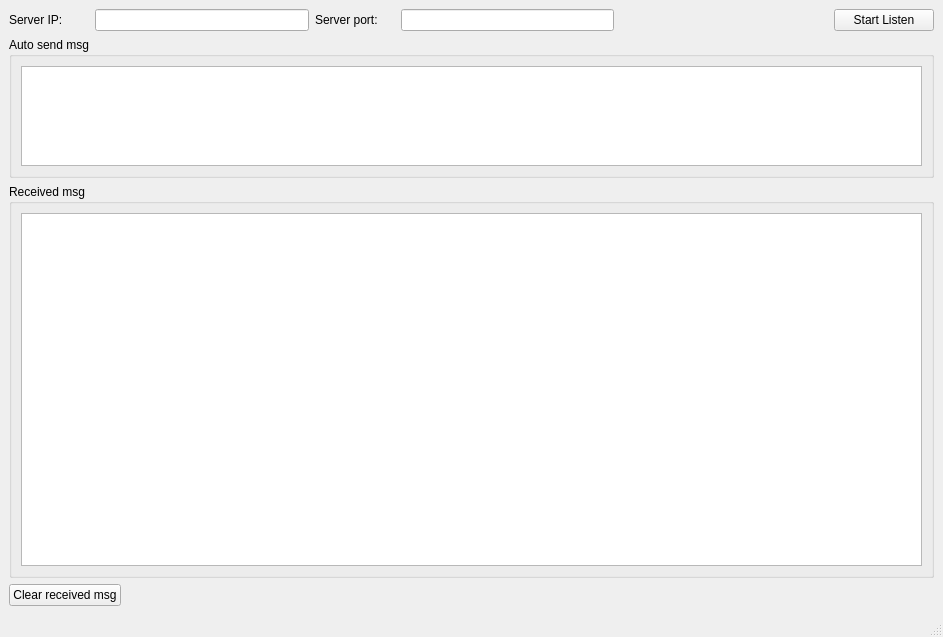
Old version of the form src/libs/tcp/examples/simpleServer/smainwindow.ui in the repository chengxuewen/QExt.
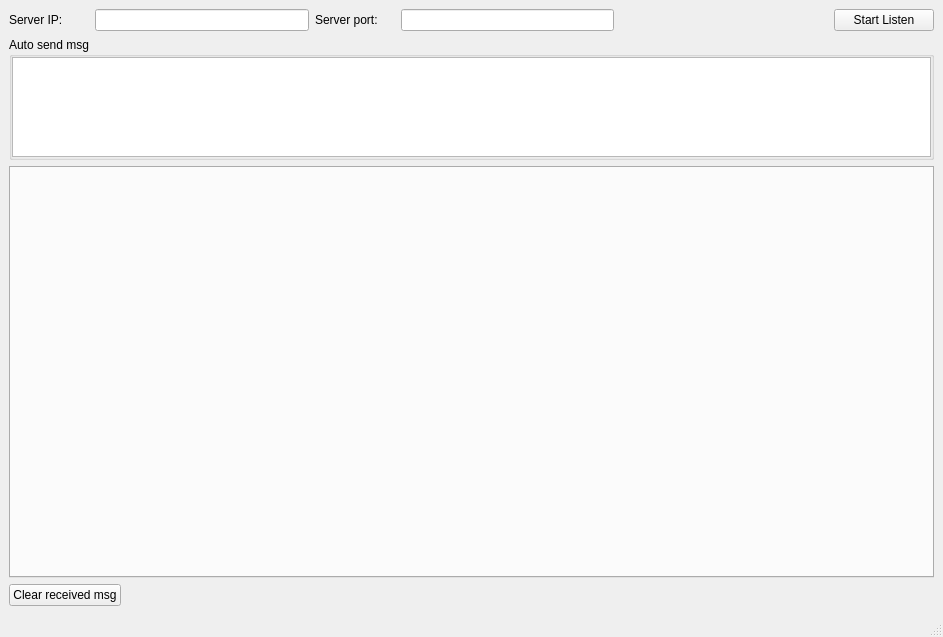
New version of the form.

```diff
--- a/src/libs/tcp/examples/simpleServer/smainwindow.ui
+++ b/src/libs/tcp/examples/simpleServer/smainwindow.ui
@@ -97,6 +97,21 @@
        <string>Auto send msg</string>
       </property>
       <layout class="QGridLayout" name="gridLayout">
+       <property name="leftMargin">
+        <number>0</number>
+       </property>
+       <property name="topMargin">
+        <number>0</number>
+       </property>
+       <property name="rightMargin">
+        <number>0</number>
+       </property>
+       <property name="bottomMargin">
+        <number>0</number>
+       </property>
+       <property name="spacing">
+        <number>0</number>
+       </property>
        <item row="0" column="0">
         <widget class="QTextEdit" name="textEdit_autoSendMsg">
          <property name="sizePolicy">
@@ -117,22 +132,7 @@
      </widget>
     </item>
     <item>
-     <widget class="QGroupBox" name="groupBox_2">
-      <property name="sizePolicy">
-       <sizepolicy hsizetype="Preferred" vsizetype="Expanding">
-        <horstretch>0</horstretch>
-        <verstretch>0</verstretch>
-       </sizepolicy>
-      </property>
-      <property name="title">
-       <string>Received msg</string>
-      </property>
-      <layout class="QGridLayout" name="gridLayout_2">
-       <item row="0" column="0">
-        <widget class="QTextBrowser" name="textBrowser_receivedMsg"/>
-       </item>
-      </layout>
-     </widget>
+     <widget class="QTabWidget" name="tabWidgetSocket"/>
     </item>
     <item>
      <layout class="QHBoxLayout" name="horizontalLayout_2">
```
Left out of the diff: 2 changed lines with no effect on the pictures.
